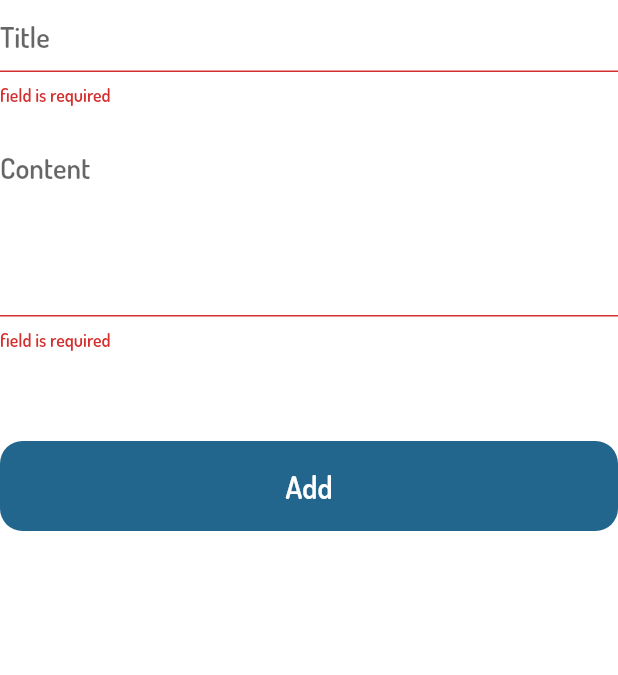
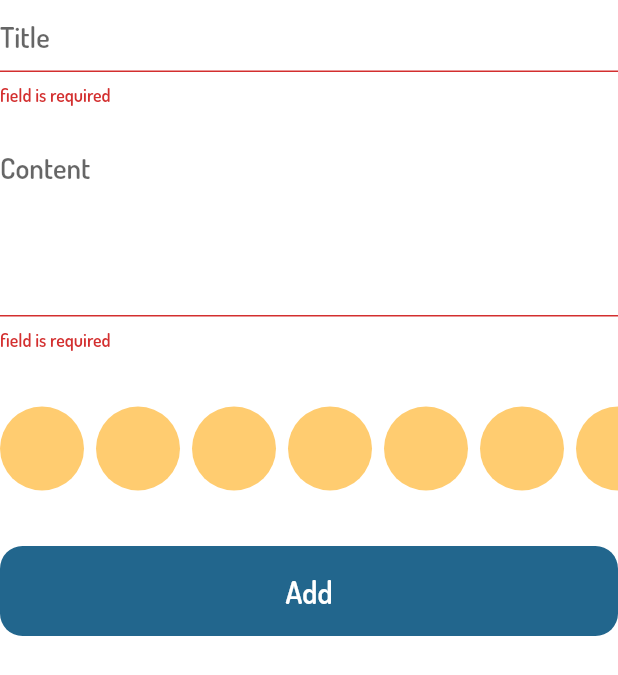
Before and after one commit to Marriiamm/notes_app, a Flutter app: the AddNoteForm widget shown alone on an empty page, opened directly, after a tap on "Add", on a phone screen of 412 x 824 dp. Shown: the top 675 px of the screen. Run offline on Flutter 3.47's test engine with Material 2 defaults, Android fonts, the phone set to English and light mode, and no system bars; our stand-ins replace bloc, flutter_bloc, hive, hive_flutter; accounts and stored records are empty.

Commit message:
create color list view

```diff
--- a/lib/widgets/add_note_form.dart
+++ b/lib/widgets/add_note_form.dart
@@ -3,6 +3,7 @@ import 'package:flutter_bloc/flutter_bloc.dart';
 import 'package:notes_app/cubits/add_note_cubit/add_note_cubit.dart';
 import 'package:notes_app/models/note_model.dart';
 import 'package:notes_app/widgets/button.dart';
+import 'package:notes_app/widgets/color_list_view.dart';
 import 'package:notes_app/widgets/text_field.dart';
 import 'package:intl/intl.dart';
 
@@ -45,7 +46,11 @@ class _AddNoteFormState extends State<AddNoteForm> {
             maxLines: 5,
           ),
           const SizedBox(
-            height: 60,
+            height: 25,
+          ),
+          const ColorsListView(),
+          const SizedBox(
+            height: 25,
           ),
           BlocBuilder<AddNoteCubit, AddNoteState>(
             builder: (context, state) {
@@ -60,7 +65,7 @@ class _AddNoteFormState extends State<AddNoteForm> {
                         date: currentDate.toString(),
                         title: title!,
                         content: content!,
-                        color: Color(0xff7752FE).value);
+                        color: const Color(0xff7752FE).value);
                     BlocProvider.of<AddNoteCubit>(context).addNote(noteModel);
                   } else {
                     autovalidateMode = AutovalidateMode.always;
--- /dev/null
+++ b/lib/widgets/color_list_view.dart
@@ -0,0 +1,33 @@
+import 'package:flutter/material.dart';
+
+class ColorItem extends StatelessWidget {
+  const ColorItem({super.key});
+
+  @override
+  Widget build(BuildContext context) {
+    return const CircleAvatar(
+      radius: 28,
+      backgroundColor: Color(0xffFFCC70),
+    );
+  }
+}
+
+class ColorsListView extends StatelessWidget {
+  const ColorsListView({super.key});
+
+  @override
+  Widget build(BuildContext context) {
+    return SizedBox(
+      height: 80,
+      child: ListView.builder(
+        scrollDirection: Axis.horizontal,
+        itemCount: 10,
+        itemBuilder: (context,index) {
+          return const Padding(
+            padding: EdgeInsets.only(right:8.0),
+            child: ColorItem(),
+          );
+         },),
+    );
+  }
+}
```
Also changed, not shown: lib/widgets/add_note_sheet.dart (line endings or trailing spaces).
